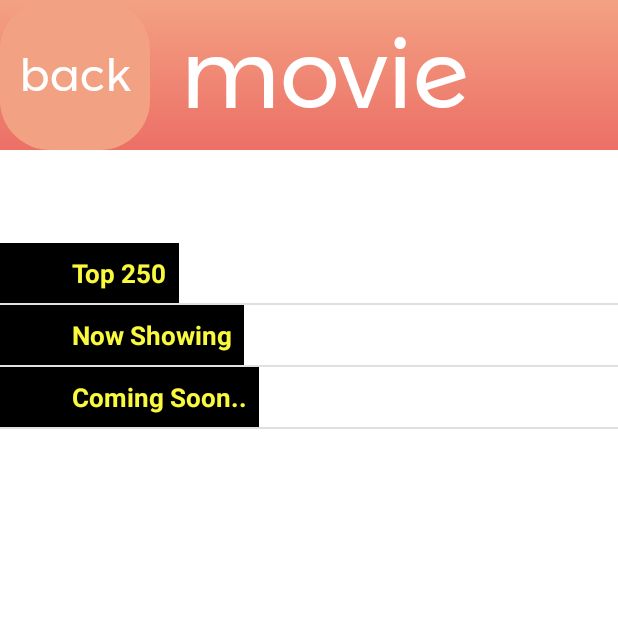
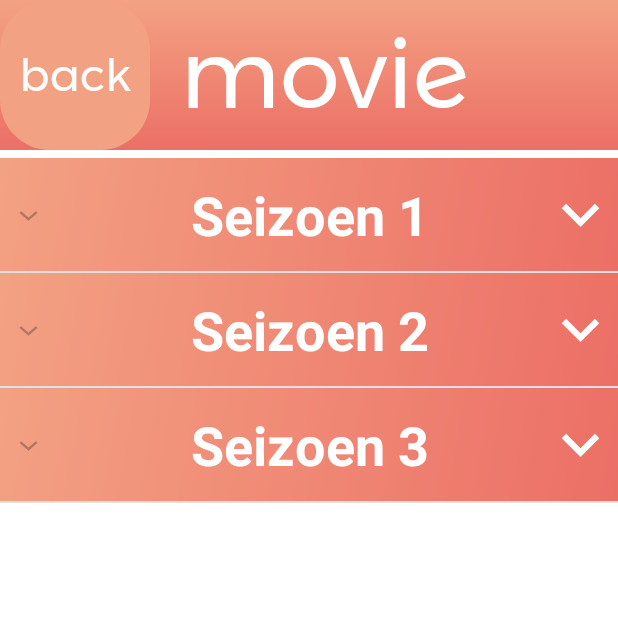
Before and after one commit to dumbeldore2/Movies_Master_Jeff, an Android app: the MainActivity4 screen opened directly, with no data from a screen before it, on a phone screen of 412 x 824 dp, the top half of it. Run offline under Robolectric (Android 15) with nearby library versions, the phone set to English and light mode, and no system bars.

Commit message:
de list views zijn aangepast en zijn ogeveer met defaults goed ingevult , dit is echt iets mooi , letsgoo

```diff
--- a/app/src/main/java/com/example/movies_master_jeff/MainActivity4.java
+++ b/app/src/main/java/com/example/movies_master_jeff/MainActivity4.java
@@ -48,34 +48,45 @@ public class MainActivity4 extends AppCompatActivity {
         listDataChild = new HashMap<String, List<String>>();
 
         // Adding child data
-        listDataHeader.add("Top 250");
-        listDataHeader.add("Now Showing");
-        listDataHeader.add("Coming Soon..");
+        listDataHeader.add("Seizoen 1");
+        listDataHeader.add("Seizoen 2");
+        listDataHeader.add("Seizoen 3");
 
         // Adding child data
         List<String> top250 = new ArrayList<String>();
-        top250.add("The Shawshank Redemption");
-        top250.add("The Godfather");
-        top250.add("The Godfather: Part II");
-        top250.add("Pulp Fiction");
-        top250.add("The Good, the Bad and the Ugly");
-        top250.add("The Dark Knight");
-        top250.add("12 Angry Men");
+        top250.add("Episode 1");
+        top250.add("Episode 2");
+        top250.add("Episode 3");
+        top250.add("Episode 4");
+        top250.add("Episode 5");
+        top250.add("Episode 6");
+        top250.add("Episode 7");
+        top250.add("Episode 8");
+        top250.add("Episode 9");
 
         List<String> nowShowing = new ArrayList<String>();
-        nowShowing.add("The Conjuring");
-        nowShowing.add("Despicable Me 2");
-        nowShowing.add("Turbo");
-        nowShowing.add("Grown Ups 2");
-        nowShowing.add("Red 2");
-        nowShowing.add("The Wolverine");
+        nowShowing.add("Episode 1");
+        nowShowing.add("Episode 2");
+        nowShowing.add("Episode 3");
+        nowShowing.add("Episode 4");
+        nowShowing.add("Episode 5");
+        nowShowing.add("Episode 6");
+        nowShowing.add("Episode 7");
+        nowShowing.add("Episode 8");
+        nowShowing.add("Episode 9");
 
         List<String> comingSoon = new ArrayList<String>();
-        comingSoon.add("2 Guns");
-        comingSoon.add("The Smurfs 2");
-        comingSoon.add("The Spectacular Now");
-        comingSoon.add("The Canyons");
-        comingSoon.add("Europa Report");
+        comingSoon.add("Episode 1");
+        comingSoon.add("Episode 2");
+        comingSoon.add("Episode 3");
+        comingSoon.add("Episode 4");
+        comingSoon.add("Episode 5");
+        comingSoon.add("Episode 6");
+        comingSoon.add("Episode 7");
+        comingSoon.add("Episode 8");
+        comingSoon.add("Episode 9");
+        comingSoon.add("Episode 10");
+        comingSoon.add("Episode 1100");
 
         listDataChild.put(listDataHeader.get(0), top250); // Header, Child data
         listDataChild.put(listDataHeader.get(1), nowShowing);
--- /dev/null
+++ b/app/src/main/res/drawable/ic_baseline_keyboard_arrow_down_24.xml
@@ -0,0 +1,5 @@
+<vector android:height="24dp" android:tint="#FFFFFF"
+    android:viewportHeight="24" android:viewportWidth="24"
+    android:width="24dp" xmlns:android="http://schemas.android.com/apk/res/android">
+    <path android:fillColor="@android:color/white" android:pathData="M7.41,8.59L12,13.17l4.59,-4.58L18,10l-6,6 -6,-6 1.41,-1.41z"/>
+</vector>
--- a/app/src/main/res/layout/activity_main4.xml
+++ b/app/src/main/res/layout/activity_main4.xml
@@ -45,18 +45,19 @@
         android:id="@+id/linear1"
 
         android:layout_width="wrap_content"
-        android:layout_height="600dp"
+        android:layout_height="match_parent"
 
         android:orientation="horizontal"
         app:layout_constraintBottom_toBottomOf="parent"
         app:layout_constraintEnd_toEndOf="parent"
         app:layout_constraintStart_toStartOf="parent"
-        app:layout_constraintTop_toBottomOf="@id/linear">
+        app:layout_constraintTop_toBottomOf="@+id/linear"
+        android:layout_marginTop="105dp">
 
         <ExpandableListView
             android:id="@+id/expanded_list_view"
             android:layout_width="match_parent"
             android:layout_height="match_parent"
-            android:layout_weight="1"/>
+            android:layout_weight="1" />
     </LinearLayout>
 </androidx.constraintlayout.widget.ConstraintLayout>
--- a/app/src/main/res/layout/activity_main_activity4_lijst_head.xml
+++ b/app/src/main/res/layout/activity_main_activity4_lijst_head.xml
@@ -1,19 +1,30 @@
 <?xml version="1.0" encoding="utf-8"?>
-<LinearLayout xmlns:android="http://schemas.android.com/apk/res/android"
+<RelativeLayout xmlns:android="http://schemas.android.com/apk/res/android"
     android:layout_width="fill_parent"
-    android:layout_height="wrap_content"
+    android:layout_height="75dp"
     android:orientation="vertical"
-    android:padding="8dp"
-    android:background="#000000">
+    android:background="@drawable/gradiant1">
 
 
     <TextView
         android:id="@+id/lblListHeader"
-        android:layout_width="fill_parent"
+        android:layout_width="wrap_content"
         android:layout_height="wrap_content"
-        android:paddingLeft="?android:attr/expandableListPreferredItemPaddingLeft"
-        android:textSize="17dp"
-        android:textColor="#f9f93d"
-        android:text="lol"/>
+        android:textSize="36dp"
+        android:textColor="@color/white"
+        android:text="seizoen 1"
+        android:fontFamily="@font/montserrat_alternates"
+        android:layout_centerVertical="true"
+        android:layout_centerHorizontal="true"
+        android:layout_centerInParent="true"
+        android:gravity="center"
+        />
 
-</LinearLayout>
+    <ImageView
+        android:layout_width="50dp"
+        android:layout_height="75dp"
+        android:layout_alignParentTop="true"
+        android:layout_alignParentEnd="true"
+        android:layout_alignParentBottom="true"        android:src="@drawable/ic_baseline_keyboard_arrow_down_24"
+        android:layout_marginRight="40dp"/>
+</RelativeLayout>
```
Also changed, not shown: app/src/main/res/drawable/ic_outline_edit_24.xml (added, +10 -0 lines), app/src/main/res/layout/activity_main_activity4_lijst.xml (+37 -11 lines).
